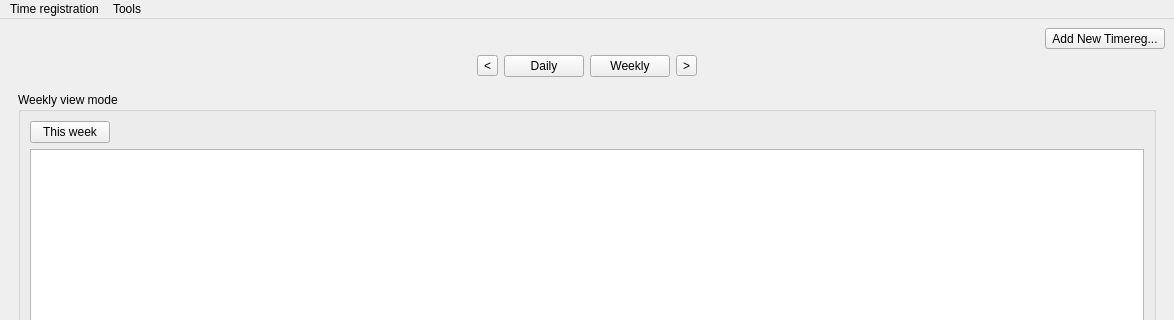
This is src/pyuac_browse.ui in develer-staff/pyuac as Qt 5 draws it before an edit; both pictures show x 0 to 1174 and y 0 to 320 of the 1174 by 700 pixel window. The edited form follows.
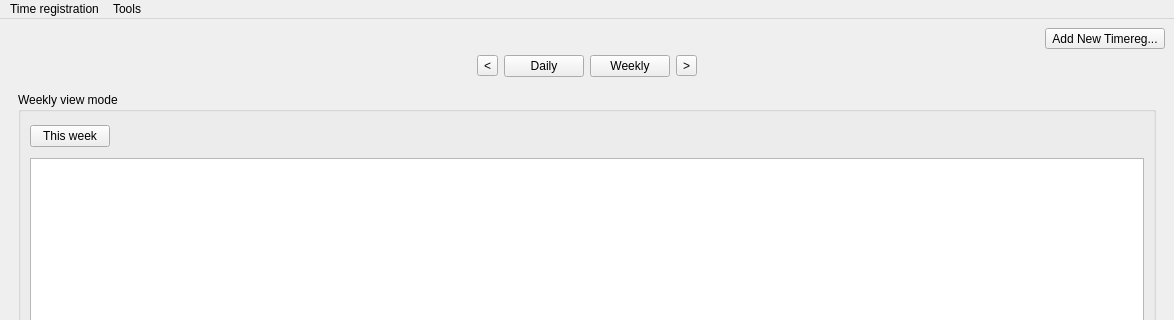
This is the edited form. Icons and pictures are not drawn.

Commit message: Ripristinare la possibilità di selezionare singole attività al posto di giornate intere.

What changed in the file:
```diff
--- a/src/pyuac_browse.ui
+++ b/src/pyuac_browse.ui
@@ -311,6 +311,20 @@
                </property>
               </spacer>
              </item>
+             <item>
+              <widget class="QLabel" name="yearLabel" >
+               <property name="font" >
+                <font>
+                 <pointsize>20</pointsize>
+                 <weight>75</weight>
+                 <bold>true</bold>
+                </font>
+               </property>
+               <property name="text" >
+                <string/>
+               </property>
+              </widget>
+             </item>
             </layout>
            </item>
            <item>
```
Left out of the diff: 2 changed lines with no effect on the pictures. The commit also changes 1 other file.
